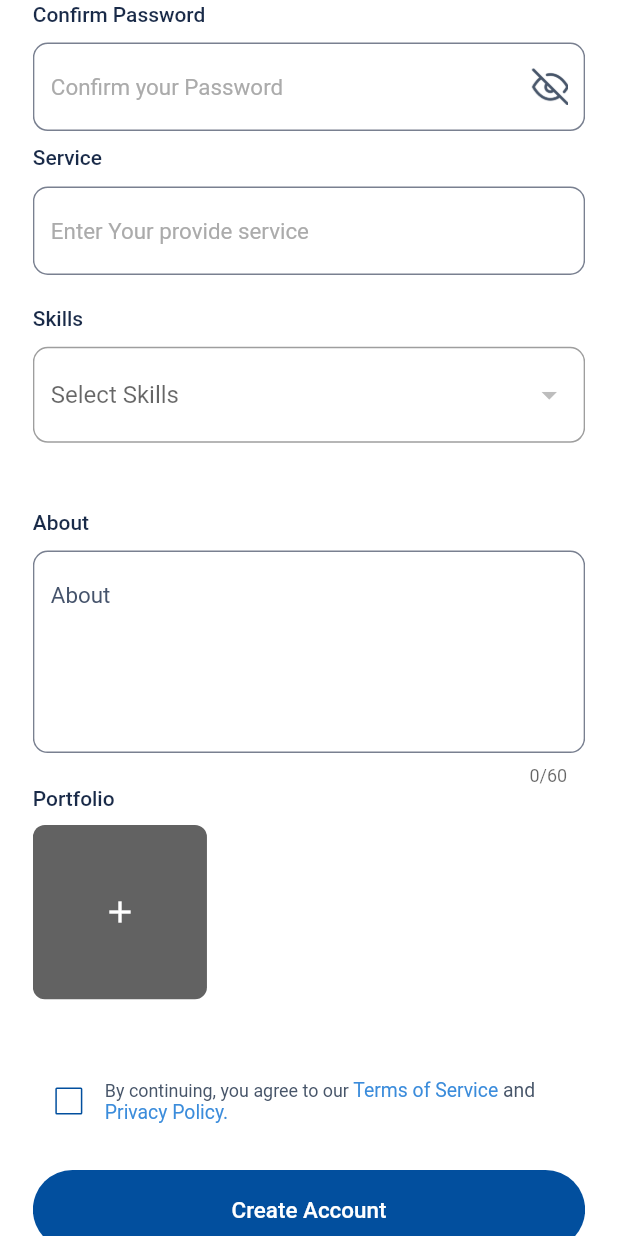
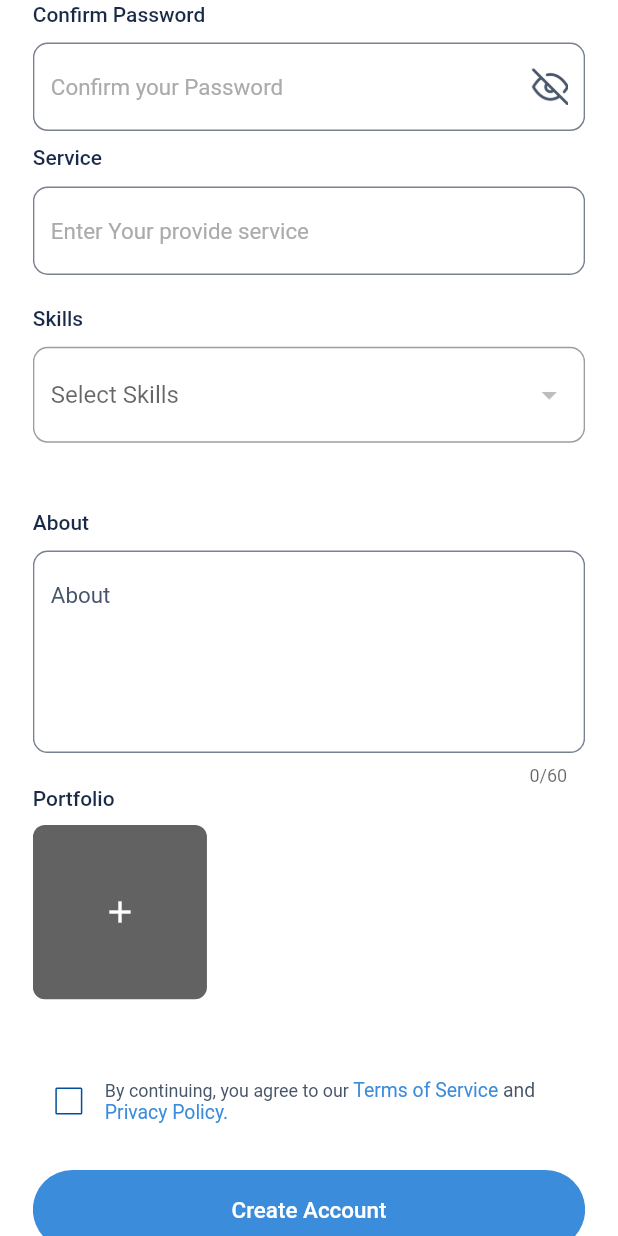
Before and after one commit to abdurrahmanabdullah/barlew_app, a Flutter app: the EngineerRegisterScreen screen opened directly, scrolled down 576 dp, on a phone screen of 412 x 824 dp. Run offline on Flutter 3.47's test engine with Material 3 defaults, Android fonts, the phone set to English and light mode, and no system bars; drawn by our look-alikes of auto_animated; our stand-ins replace cached_network_image, device_info_plus, dio, flutter_rating_bar, flutter_screenutil, flutter_spinkit and 12 more; accounts and stored records are empty; network calls fail.

Commit message:
validation is done

```diff
--- a/lib/features/engineer/engineer_auth/engineer_register/presentations/engineer_register_screen.dart
+++ b/lib/features/engineer/engineer_auth/engineer_register/presentations/engineer_register_screen.dart
@@ -619,7 +619,6 @@ import '../../../../../gen/colors.gen.dart';
 import '../../../../../helpers/all_routes.dart';
 import '../../../../../helpers/navigation_service.dart';
 import '../../../../../helpers/ui_helpers.dart';
-import '../../engineer_login/presentation/widgets/presentatiosn/image_picker_controller.dart';
 
 class EngineerRegisterScreen extends StatefulWidget {
   const EngineerRegisterScreen({super.key});
@@ -1160,7 +1159,9 @@ class _EngineerRegisterScreenState extends State<EngineerRegisterScreen> {
                       padding: EdgeInsets.symmetric(vertical: 18.h),
                       title: 'Create Account',
                       style: TextFontStyle.text15cFFFFFF500,
-                      color: AppColors.allPrimaryColor,
+                      color: isChecked
+                          ? AppColors.allPrimaryColor
+                          : AppColors.c3B8CDB,
                       radius: BorderRadius.circular(119.r),
                       onTap: isChecked
                           ? () {
```
